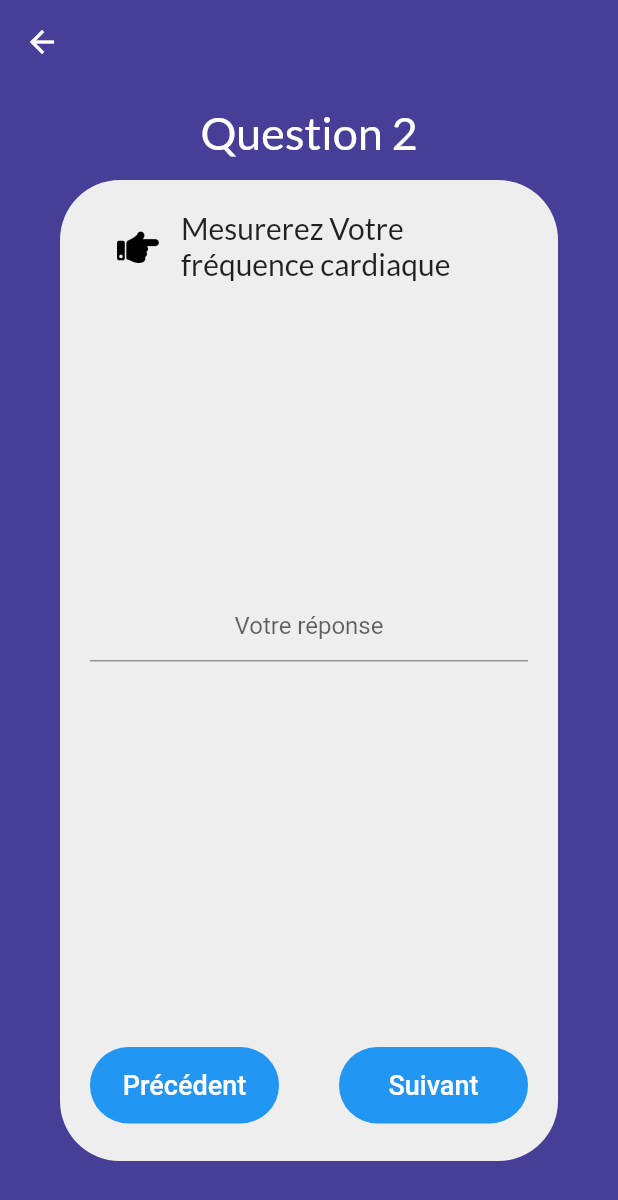
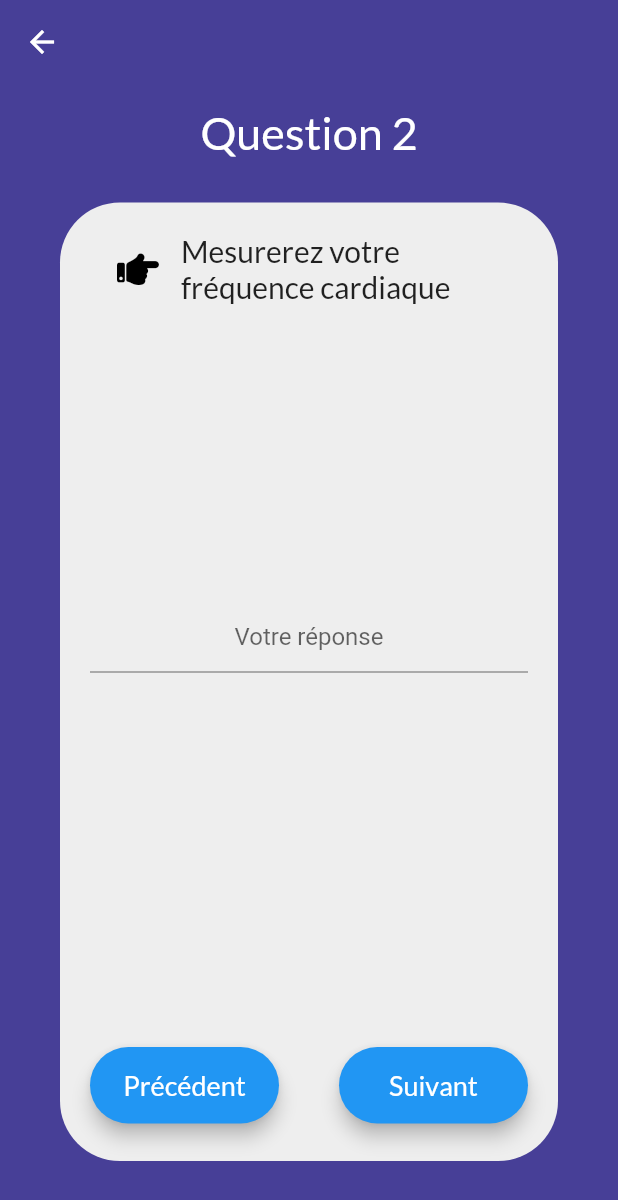
Before and after one commit to abdesselam-benameur/TeleCovid-SOLIS, a Flutter app: the QuestionnairePageWidget screen opened directly, after a tap on "Suivant", on a phone screen of 412 x 824 dp. Shown: the top 1200 px of the screen. Run offline on Flutter 3.47's test engine with Material 2 defaults, Android fonts, the phone set to English and light mode, and no system bars; our stand-ins replace fl_chart, font_awesome_flutter, google_fonts, syncfusion_flutter_calendar.

Commit message:
still working on questionnaire-page

```diff
--- a/lib/controllers/question_controller.dart
+++ b/lib/controllers/question_controller.dart
@@ -11,7 +11,7 @@ class QuestionController with ChangeNotifier {
   PageController get pageController => this._pageController;
 
   void incrementQnNum() {
-    this.index++;
+    if (index < 6) this.index++;
     print(index);
     _pageController.nextPage(
         duration: Duration(milliseconds: 250), curve: Curves.ease);
--- a/lib/widgets/body-questionnaire.dart
+++ b/lib/widgets/body-questionnaire.dart
@@ -1,6 +1,8 @@
 import 'package:flutter/material.dart';
 import 'package:google_fonts/google_fonts.dart';
 import 'package:tele_covid_solis/controllers/question_controller.dart';
+import 'package:tele_covid_solis/widgets/quest-options.dart';
+import 'package:tele_covid_solis/widgets/questTextField.dart';
 import 'package:tele_covid_solis/widgets/questionCard.dart';
 import 'package:provider/provider.dart';
 
@@ -62,11 +64,36 @@ class Body extends StatelessWidget {
                     Provider.of<QuestionController>(context).pageController,
                 children: [
                   QuestionCard(
-                      'Mesurez votre température'), //(_questionController),
+                    question: 'Mesurez votre température',
+                    widget: QuestOptions(),
+                  ), //(_questionController),
                   QuestionCard(
-                      'Mesurerez Votre fréquence cardiaque'), //(_questionController),
+                    question: 'Mesurerez votre fréquence cardiaque',
+                    widget: QuestTextField(),
+                  ),
                   QuestionCard(
-                      'Mesurerez Votre respiratoire'), //(_questionController),
+                    question: 'Mesurerez votre fréquence respiratoire',
+                    widget: QuestTextField(),
+                  ),
+
+                  QuestionCard(
+                    question: 'Décrivez votre gêne respiratoire (dypsnée).',
+                    widget: QuestTextField(),
+                  ),
+                  QuestionCard(
+                    question: 'Comment évaluez-vous votre toux?',
+                    widget: QuestTextField(),
+                  ),
+                  QuestionCard(
+                    question: // "Un frisson est une sensation de froid accompagnéede tremblements
+                        'Avez-vous des frissons?',
+                    widget: QuestTextField(),
+                  ),
+                  QuestionCard(
+                    question:
+                        'Depuis que vous avez rempli le dernier questionnaire, avez vous fait une malaise?',
+                    widget: QuestTextField(),
+                  ),
                 ],
               ),
               // child: PageView.builder(
--- a/lib/widgets/info-médicales.dart
+++ b/lib/widgets/info-médicales.dart
@@ -1,4 +1,5 @@
 import 'package:flutter/material.dart';
+import 'package:google_fonts/google_fonts.dart';
 
 class InfoMedicales extends StatelessWidget {
   const InfoMedicales({Key? key}) : super(key: key);
@@ -17,9 +18,9 @@ class InfoMedicales extends StatelessWidget {
         alignment: Alignment(0, 0),
         child: Text(
           'Informations Médicales',
-          // style: FlutterFlowTheme.bodyText1.override(
-          //   fontFamily: 'Poppins',
-          // ),
+          style: GoogleFonts.lato(
+            fontSize: 24,
+          ),
         ),
       ),
     );
--- a/lib/widgets/info-personnelles.dart
+++ b/lib/widgets/info-personnelles.dart
@@ -1,4 +1,5 @@
 import 'package:flutter/material.dart';
+import 'package:google_fonts/google_fonts.dart';
 
 class InfoPersonnelles extends StatelessWidget {
   final String nomComplet;
@@ -33,7 +34,7 @@ class InfoPersonnelles extends StatelessWidget {
             children: [
               Text(
                 'Informations Personnelles',
-                style: TextStyle(
+                style: GoogleFonts.lato(
                   fontSize: 24,
                 ),
               ),
@@ -74,13 +75,21 @@ class EntryRow extends StatelessWidget {
       mainAxisAlignment: MainAxisAlignment.spaceBetween,
       crossAxisAlignment: CrossAxisAlignment.start,
       children: [
-        Flexible(child: Text(entryKey), flex: 1),
         Flexible(
-            child: Text(
-              value,
-              textAlign: TextAlign.right,
-            ),
-            flex: 2),
+          child: Text(
+            entryKey,
+            style: GoogleFonts.lato(),
+          ),
+          flex: 1,
+        ),
+        Flexible(
+          child: Text(
+            value,
+            style: GoogleFonts.lato(),
+            textAlign: TextAlign.right,
+          ),
+          flex: 2,
+        ),
       ],
     );
   }
--- /dev/null
+++ b/lib/widgets/option.dart
@@ -0,0 +1,34 @@
+import 'package:flutter/material.dart';
+import 'package:google_fonts/google_fonts.dart';
+
+class Option extends StatelessWidget {
+  const Option(this.i);
+  final int i;
+
+  @override
+  Widget build(BuildContext context) {
+    return GestureDetector(
+      onTap: () {
+        print("$i");
+      },
+      child: Column(
+        children: [
+          Container(
+            height: 26,
+            width: 26,
+            decoration: BoxDecoration(
+              color: Colors.transparent,
+              borderRadius: BorderRadius.circular(50),
+              border: Border.all(color: Colors.black),
+            ),
+          ),
+          SizedBox(height: 8),
+          Text(
+            "${this.i}",
+            style: GoogleFonts.lato(fontSize: 18),
+          ),
+        ],
+      ),
+    );
+  }
+}
--- a/lib/widgets/quest-button.dart
+++ b/lib/widgets/quest-button.dart
@@ -1,4 +1,5 @@
 import 'package:flutter/material.dart';
+import 'package:google_fonts/google_fonts.dart';
 import 'package:tele_covid_solis/controllers/question_controller.dart';
 
 class QuestionnaireButton extends StatefulWidget {
@@ -15,6 +16,7 @@ class _QuestionnaireButtonState extends State<QuestionnaireButton> {
   Widget build(BuildContext context) {
     return TextButton(
       style: ButtonStyle(
+        elevation: MaterialStateProperty.all<double>(5),
         shape: MaterialStateProperty.all<RoundedRectangleBorder>(
           RoundedRectangleBorder(
             borderRadius: BorderRadius.circular(40.0),
@@ -29,7 +31,7 @@ class _QuestionnaireButtonState extends State<QuestionnaireButton> {
         height: 35,
         child: Text(
           widget.text,
-          style: TextStyle(color: Colors.white, fontSize: 18),
+          style: GoogleFonts.lato(color: Colors.white, fontSize: 18),
         ),
       ),
     );
--- /dev/null
+++ b/lib/widgets/quest-options.dart
@@ -0,0 +1,50 @@
+import 'package:flutter/material.dart';
+import 'package:google_fonts/google_fonts.dart';
+
+import 'package:tele_covid_solis/widgets/option.dart';
+
+class QuestOptions extends StatefulWidget {
+  const QuestOptions({
+    Key? key,
+  }) : super(key: key);
+
+  @override
+  _QuestOptionsState createState() => _QuestOptionsState();
+}
+
+class _QuestOptionsState extends State<QuestOptions> {
+  late String _option;
+  @override
+  Widget build(BuildContext context) {
+    return Container(
+      width: 100,
+      height: 100,
+      decoration: BoxDecoration(
+        color: Color(0xFFEEEEEE),
+      ),
+      child: Column(
+        children: [
+          Row(
+            mainAxisAlignment: MainAxisAlignment.spaceEvenly,
+            children: [
+              Option(0),
+              Option(1),
+              Option(2),
+              Option(3),
+              Option(4),
+            ],
+          ),
+          SizedBox(height: 30),
+          Container(
+            height: 100,
+            width: double.infinity,
+            decoration: BoxDecoration(
+              color: Color(0xFFA5EBBC),
+              borderRadius: BorderRadius.circular(40),
+            ),
+          ),
+        ],
+      ),
+    );
+  }
+}
--- /dev/null
+++ b/lib/widgets/questTextField.dart
@@ -0,0 +1,58 @@
+import 'package:flutter/material.dart';
+
+class QuestTextField extends StatelessWidget {
+  const QuestTextField({
+    Key? key,
+  }) : super(key: key);
+
+  @override
+  Widget build(BuildContext context) {
+    return Container(
+      width: 100,
+      height: 100,
+      decoration: BoxDecoration(
+        color: Color(0xFFEEEEEE),
+      ),
+      child: TextFormField(
+        keyboardType: TextInputType.number,
+        // inputFormatters: [
+        //   FilteringTextInputFormatter.allow(RegExp(r'[0-9]')),
+        // ],
+        // controller: textController,
+        // obscureText: false,
+        decoration: InputDecoration(
+          fillColor: Color(0xFFE2E0EE),
+          hintText: 'Votre réponse',
+
+          // hintStyle: FlutterFlowTheme.subtitle1.override(
+          //   fontFamily: 'Poppins',
+          // ),
+          // enabledBorder: UnderlineInputBorder(
+          //   borderSide: BorderSide(
+          //     color: Colors.black,
+          //     width: 1,
+          //   ),
+          //   borderRadius: const BorderRadius.only(
+          //     topLeft: Radius.circular(4.0),
+          //     topRight: Radius.circular(4.0),
+          //   ),
+          // ),
+          // focusedBorder: UnderlineInputBorder(
+          //   borderSide: BorderSide(
+          //     color: Colors.green,
+          //     width: 1,
+          //   ),
+          //   borderRadius: const BorderRadius.only(
+          //     topLeft: Radius.circular(4.0),
+          //     topRight: Radius.circular(4.0),
+          //   ),
+          // ),
+        ),
+        // style: FlutterFlowTheme.subtitle1.override(
+        //   fontFamily: 'Poppins',
+        // ),
+        textAlign: TextAlign.center,
+      ),
+    );
+  }
+}
--- a/lib/widgets/questionCard.dart
+++ b/lib/widgets/questionCard.dart
@@ -8,12 +8,13 @@ import 'package:tele_covid_solis/widgets/quest-button.dart';
 
 class QuestionCard extends StatelessWidget {
   final String question;
-  const QuestionCard(this.question);
+  final Widget widget;
+  const QuestionCard({required this.question, required this.widget});
   // final QuestionController questionController;
   @override
   Widget build(BuildContext context) {
     return Container(
-      margin: EdgeInsets.fromLTRB(20, 0, 20, 30),
+      margin: EdgeInsets.fromLTRB(20, 15, 20, 30),
       // padding: EdgeInsets.all(20),
       // width: 100,
       // height: MediaQuery.of(context).size.height * 0.7,
@@ -24,7 +25,7 @@ class QuestionCard extends StatelessWidget {
       child: Padding(
         padding: EdgeInsets.fromLTRB(20, 20, 20, 25),
         child: Column(
-          mainAxisSize: MainAxisSize.max,
+          // mainAxisSize: MainAxisSize.max,
           mainAxisAlignment: MainAxisAlignment.spaceBetween,
           crossAxisAlignment: CrossAxisAlignment.stretch,
           children: [
@@ -54,54 +55,9 @@ class QuestionCard extends StatelessWidget {
                 ],
               ),
             ),
-            Container(
-              width: 100,
-              height: 100,
-              decoration: BoxDecoration(
-                color: Color(0xFFEEEEEE),
-              ),
-              child: TextFormField(
-                keyboardType: TextInputType.number,
-                // inputFormatters: [
-                //   FilteringTextInputFormatter.allow(RegExp(r'[0-9]')),
-                // ],
-                // controller: textController,
-                // obscureText: false,
-                decoration: InputDecoration(
-                  fillColor: Color(0xFFE2E0EE),
-                  hintText: 'Votre réponse',
-
-                  // hintStyle: FlutterFlowTheme.subtitle1.override(
-                  //   fontFamily: 'Poppins',
-                  // ),
-                  // enabledBorder: UnderlineInputBorder(
-                  //   borderSide: BorderSide(
-                  //     color: Colors.black,
-                  //     width: 1,
-                  //   ),
-                  //   borderRadius: const BorderRadius.only(
-                  //     topLeft: Radius.circular(4.0),
-                  //     topRight: Radius.circular(4.0),
-                  //   ),
-                  // ),
-                  // focusedBorder: UnderlineInputBorder(
-                  //   borderSide: BorderSide(
-                  //     color: Colors.green,
-                  //     width: 1,
-                  //   ),
-                  //   borderRadius: const BorderRadius.only(
-                  //     topLeft: Radius.circular(4.0),
-                  //     topRight: Radius.circular(4.0),
-                  //   ),
-                  // ),
-                ),
-                // style: FlutterFlowTheme.subtitle1.override(
-                //   fontFamily: 'Poppins',
-                // ),
-                textAlign: TextAlign.center,
-              ),
-            ),
-            Row(
+            Flexible(child: widget),
+            Flexible(
+              child: Row(
                 mainAxisSize: MainAxisSize.max,
                 mainAxisAlignment: MainAxisAlignment.spaceBetween,
                 children: [
@@ -114,6 +70,7 @@ class QuestionCard extends StatelessWidget {
                       Provider.of<QuestionController>(context, listen: false)
                           .incrementQnNum),
                 ],
+              ),
             )
           ],
         ),
@@ -121,3 +78,4 @@ class QuestionCard extends StatelessWidget {
     );
   }
 }
+//QuestTextField(),
--- a/pubspec.yaml
+++ b/pubspec.yaml
@@ -31,7 +31,6 @@ dependencies:
   cupertino_icons: ^1.0.2
   url_launcher: ^6.0.8
   syncfusion_flutter_gauges: ^19.2.44
-  get:
   syncfusion_flutter_calendar:
   google_sign_in:
   googleapis_auth:
```
Also changed, not shown: pubspec.lock. Lines whose indentation alone changed are shown as unchanged.
